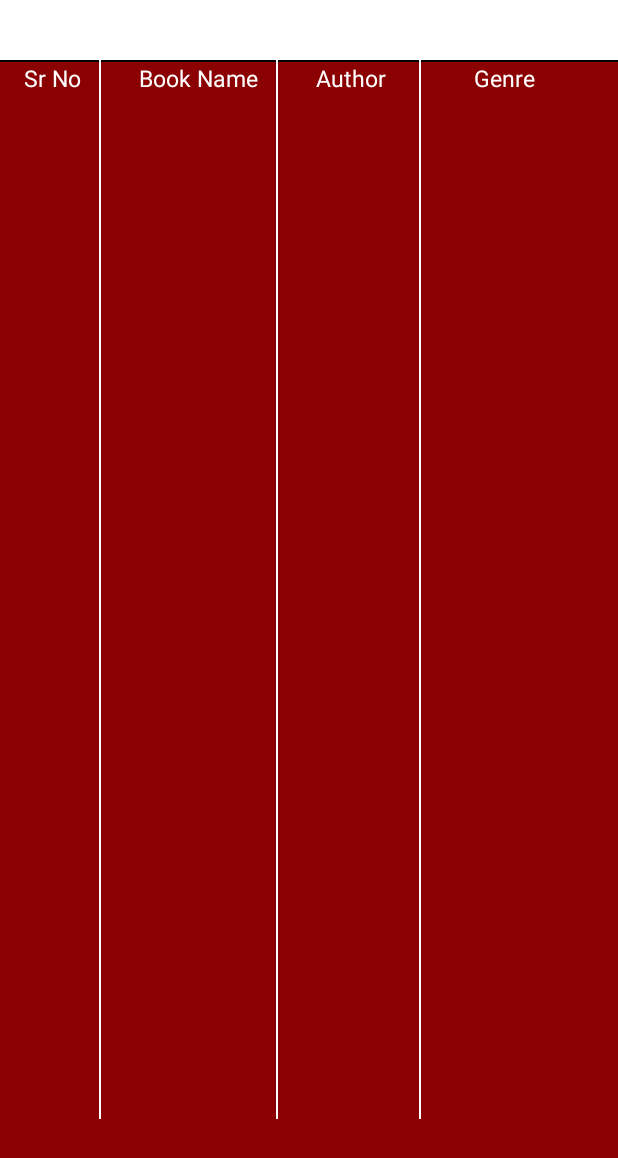
After one commit to Progpr/Android-Project-LMS, an Android app: the layout act_book.xml on its own in the app's theme, with its tools: preview values and no code run, on a phone screen of 412 x 824 dp. The commit adds this screen. Shown: the top 1158 px of the screen. Run offline under Robolectric (Android 15) with nearby library versions, the phone set to English and light mode, and no system bars.

Commit message:
22/10- Abbas created a new xml file act_book and class main_book.java where I created a the outlook of how the second option would look like. However, I am facing an issue that it doesnt move to that page. Look into it

```diff
--- a/app/src/main/AndroidManifest.xml
+++ b/app/src/main/AndroidManifest.xml
@@ -1,6 +1,12 @@
 <?xml version="1.0" encoding="utf-8"?>
 <manifest xmlns:android="http://schemas.android.com/apk/res/android"
     xmlns:tools="http://schemas.android.com/tools">
+
+    <uses-feature
+        android:name="android.hardware.camera"
+        android:required="false" />
+    <uses-permission android:name="android.permission.CAMERA" />
+
 
     <application
         android:allowBackup="true"
@@ -21,6 +27,7 @@
         <activity
             android:name=".MainActivity"
             android:exported="true">
+
             <intent-filter>
                 <action android:name="android.intent.action.MAIN" />
 
--- a/app/src/main/java/com/example/mad_project/library.java
+++ b/app/src/main/java/com/example/mad_project/library.java
@@ -30,14 +30,9 @@ public class library extends AppCompatActivity {
         spn.setAdapter(adapter);
     }
 
-    //public void qr(View view)
+    public void book(View view)
     {
-        //Intent i=new Intent(library.this, qr.class);
-       // startActivity(i);
-    }
-    //public void book(View view)
-    {
-      //  Intent i=new Intent(library.this, book.class);
-       // startActivity(i);
+      Intent i=new Intent(library.this, main_book.class);
+      startActivity(i);
     }
 }
--- /dev/null
+++ b/app/src/main/java/com/example/mad_project/main_book.java
@@ -0,0 +1,25 @@
+package com.example.mad_project;
+
+import android.os.Bundle;
+import android.widget.ArrayAdapter;
+import android.widget.Spinner;
+
+import androidx.appcompat.app.AppCompatActivity;
+
+public class main_book extends AppCompatActivity
+    {
+        Spinner spn2;
+
+        @Override
+        protected void onCreate(Bundle savedInstanceState)
+        {
+            super.onCreate(savedInstanceState);
+            setContentView(R.layout.act_book);
+            spn2= (Spinner) findViewById(R.id.spinner2);
+
+            ArrayAdapter<CharSequence> adapter = ArrayAdapter.createFromResource(this, R.array.spinner_items_array, android.R.layout.simple_spinner_item);
+            adapter.setDropDownViewResource(android.R.layout.simple_spinner_dropdown_item);
+            spn2.setAdapter(adapter);
+        }
+
+    }
--- a/app/src/main/java/com/example/mad_project/qr.java
+++ /dev/null
@@ -1,4 +0,0 @@
-package com.example.mad_project;
-
-public class qr {
-}
--- /dev/null
+++ b/app/src/main/res/layout/act_book.xml
@@ -0,0 +1,101 @@
+<?xml version="1.0" encoding="utf-8"?>
+<RelativeLayout
+    xmlns:android="http://schemas.android.com/apk/res/android"
+    android:layout_width="match_parent"
+    android:layout_height="match_parent"
+    android:background="@color/red">
+
+    <View
+        android:layout_width="match_parent"
+        android:layout_height="40dp"
+        android:background="@color/white"
+        android:id="@+id/redRectangle"/>
+
+    <Spinner
+        android:id="@+id/spinner2"
+        android:layout_width="wrap_content"
+        android:layout_height="wrap_content" />
+
+    <View
+        android:layout_width="match_parent"
+        android:layout_height="1dp"
+        android:layout_marginTop="40dp"
+        android:layout_marginBottom="8dp"
+        android:background="@color/black"
+        />
+
+
+    <TableLayout
+        android:layout_width="match_parent"
+        android:layout_height="wrap_content"
+        android:padding="16dp">
+
+        <TableRow>
+            <TextView
+                android:layout_height="wrap_content"
+                android:layout_width="wrap_content"
+                android:text="Sr No"
+                android:textSize="15dp"
+                android:id="@+id/tvv1"
+                android:textColor="@color/white"
+                android:layout_marginTop="25dp" />
+
+            <View
+                android:layout_width="1dp"
+                android:layout_height="730dp"
+                android:background="@android:color/white"
+                android:layout_marginStart="12dp"/>
+
+            <TextView
+                android:layout_width="wrap_content"
+                android:layout_height="wrap_content"
+                android:text="Book Name"
+                android:textColor="@color/white"
+                android:id="@+id/tvv2"
+                android:textSize="15sp"
+                android:layout_marginStart="25dp"
+                android:layout_marginTop="25dp" />
+
+            <View
+                android:layout_width="1dp"
+                android:layout_height="730dp"
+                android:background="@android:color/white"
+                android:layout_marginStart="12dp"/>
+
+            <TextView
+                android:id="@+id/tvv3"
+                android:layout_width="wrap_content"
+                android:layout_height="wrap_content"
+                android:layout_marginLeft="25dp"
+                android:layout_marginTop="25dp"
+                android:text="Author"
+                android:textSize="15dp"
+                android:textColor="@color/white" />
+
+            <View
+                android:layout_width="1dp"
+                android:layout_height="730dp"
+                android:layout_marginStart="22dp"
+                android:background="@android:color/white" />
+
+            <TextView
+                android:id="@+id/tvv4"
+                android:layout_width="wrap_content"
+                android:layout_height="wrap_content"
+                android:layout_marginStart="35dp"
+                android:layout_marginTop="25dp"
+                android:text="Genre "
+                android:textSize="15sp"
+                android:textColor="@color/white" />
+
+            <View
+                android:layout_width="match_parent"
+                android:layout_height="1dp"
+                android:layout_marginTop="80dp"
+                android:layout_marginBottom="8dp"
+                android:background="@color/black"
+                />
+
+        </TableRow>
+    </TableLayout>
+</RelativeLayout>
--- /dev/null
+++ b/app/src/main/res/layout/act_scanner.xml
@@ -0,0 +1,12 @@
+<?xml version="1.0" encoding="utf-8"?>
+<RelativeLayout
+    xmlns:android="http://schemas.android.com/apk/res/android"
+    android:layout_width="match_parent"
+    android:layout_height="match_parent">
+
+    <SurfaceView
+        android:layout_width="match_parent"
+        android:layout_height="match_parent"
+        android:id="@+id/cameraPreview" />
+
+</RelativeLayout>
--- a/app/src/main/res/values/strings.xml
+++ b/app/src/main/res/values/strings.xml
@@ -3,6 +3,7 @@
     <string name="app_title">Library Management App</string>
     <string name="tag">An entire library now in your pocket</string>
     <string-array name="spinner_items_array">
+        <item>Hello User</item>
         <item>History</item>
         <item>Due Amount To be Paid</item>
         <item>Latest books available</item>
```
